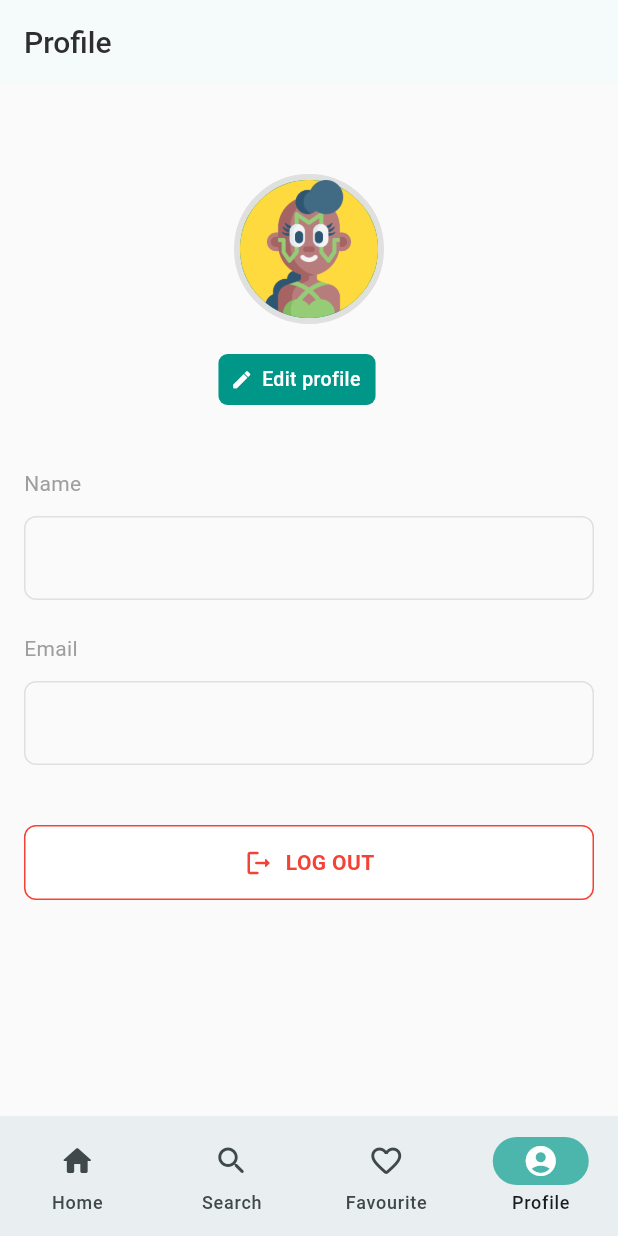
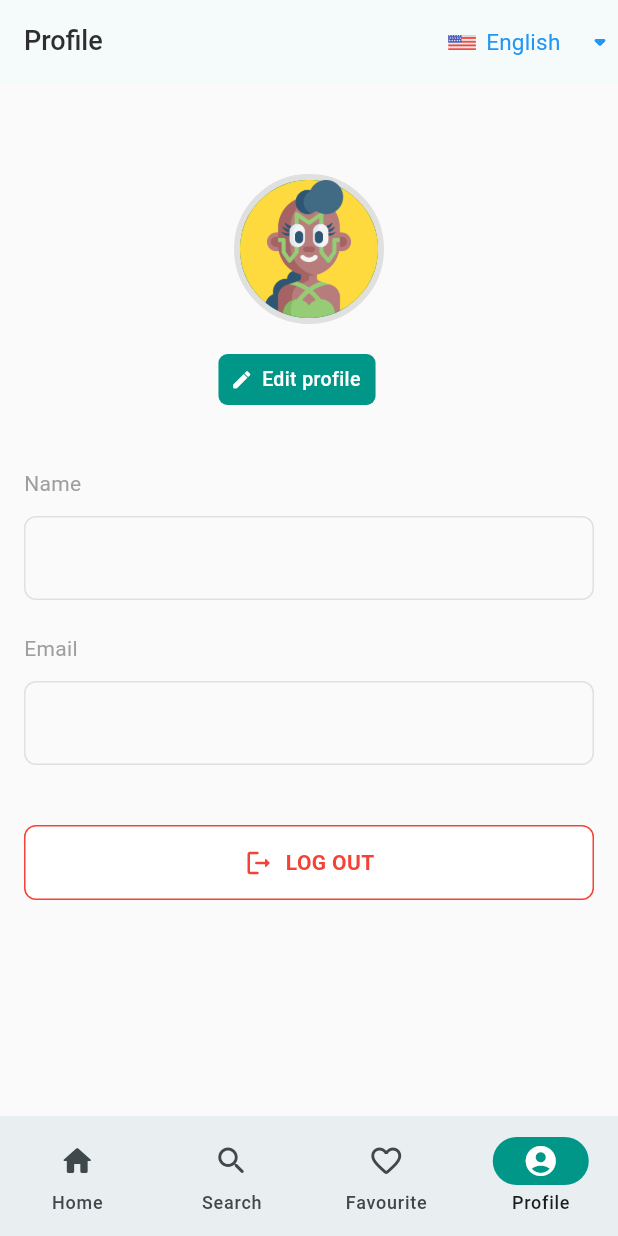
Before and after one commit to Thihasoe1/hpaan_viewpoint, a Flutter app: the screen it shows once a user with an empty profile is signed in, item 4 of the bottom bar chosen, on a phone screen of 412 x 824 dp. Run offline on Flutter 3.47's test engine with Material 3 defaults, Android fonts, the phone set to English and light mode, and no system bars; our stand-ins replace cloud_firestore, firebase_auth, firebase_core, flutter_map, geolocator, get and 6 more; missing offline and left inert: firebase_app_check; accounts and stored records are empty; Roboto replaces fonts that are missing (SF-Pro).

Commit message:
added: flutter localization

```diff
--- a/lib/main.dart
+++ b/lib/main.dart
@@ -4,9 +4,11 @@ import 'package:get/get.dart';
 import 'package:hpaan_viewpoint/binding/controller_binding.dart';
 import 'package:hpaan_viewpoint/const/const.dart';
 import 'package:hpaan_viewpoint/controller/auth_controller.dart';
+import 'package:hpaan_viewpoint/services/translation_service.dart';
 
 Future main() async {
   WidgetsFlutterBinding.ensureInitialized();
+  await TranslationService.loadSavedLocale();
   await firebaseInitialization.then((value) {
     Get.put(AuthController());
   });
@@ -15,6 +17,7 @@ Future main() async {
     androidProvider: AndroidProvider.debug, // or AndroidProvider.safetyNet
     appleProvider: AppleProvider.appAttest, // or AppleProvider.deviceCheck
   );
+
   runApp(const MyApp());
 }
 
@@ -26,6 +29,9 @@ class MyApp extends StatelessWidget {
     return GetMaterialApp(
       debugShowCheckedModeBanner: false,
       initialBinding: ControllerBinding(),
+      translations: TranslationService(),
+      locale: TranslationService.locale,
+      fallbackLocale: TranslationService.fallbackLocale,
       theme: ThemeData(
         colorScheme: ColorScheme.fromSeed(seedColor: Colors.grey.shade200),
         useMaterial3: true,
--- a/lib/pages/bottom_navigation.dart
+++ b/lib/pages/bottom_navigation.dart
@@ -1,6 +1,7 @@
 // ignore_for_file: library_private_types_in_public_api
 import 'package:flutter/material.dart';
 import 'package:flutter/services.dart';
+import 'package:get/get_utils/src/extensions/internacionalization.dart';
 import 'package:hpaan_viewpoint/pages/favourite_page/favourite_page.dart';
 import 'package:hpaan_viewpoint/pages/home_page/home_page.dart';
 import 'package:hpaan_viewpoint/pages/profile_page/profile_page.dart';
@@ -36,40 +37,40 @@ class _BottomNavBarState extends State<BottomNavBar> {
             _activePage = index;
           });
         },
-        indicatorColor: Colors.teal.shade300,
+        indicatorColor: Colors.teal.shade500,
         selectedIndex: _activePage,
-        destinations: const [
+        destinations: [
           NavigationDestination(
-            selectedIcon: Icon(
+            selectedIcon: const Icon(
               Icons.home_rounded,
               color: Colors.white,
             ),
-            icon: Icon(Icons.home_rounded),
-            label: 'Home',
+            icon: const Icon(Icons.home_rounded),
+            label: 'home'.tr,
           ),
           NavigationDestination(
-            selectedIcon: Icon(
+            selectedIcon: const Icon(
               Icons.search_outlined,
               color: Colors.white,
             ),
-            icon: Icon(Icons.search_rounded),
-            label: 'Search',
+            icon: const Icon(Icons.search_rounded),
+            label: 'search'.tr,
           ),
           NavigationDestination(
-            selectedIcon: Icon(
+            selectedIcon: const Icon(
               Icons.favorite_rounded,
               color: Colors.white,
             ),
-            icon: Icon(Icons.favorite_outline_rounded),
-            label: 'Favourite',
+            icon: const Icon(Icons.favorite_outline_rounded),
+            label: 'favourite'.tr,
           ),
           NavigationDestination(
-            selectedIcon: Icon(
+            selectedIcon: const Icon(
               Icons.account_circle_rounded,
               color: Colors.white,
             ),
-            icon: Icon(Icons.account_circle_outlined),
-            label: 'Profile',
+            icon: const Icon(Icons.account_circle_outlined),
+            label: 'profile'.tr,
           ),
         ],
       ),
--- a/lib/pages/home_page/home_page.dart
+++ b/lib/pages/home_page/home_page.dart
@@ -43,6 +43,7 @@ class _HomePageState extends State<HomePage> {
     return CustomFadeInAnimation(
       child: Scaffold(
         backgroundColor: const Color.fromRGBO(250, 250, 250, 1),
+        //backgroundColor: const Color(0xFFF1F2F4),
         body: SingleChildScrollView(
           child: Column(
             crossAxisAlignment: CrossAxisAlignment.start,
--- a/lib/pages/profile_page/profile_page.dart
+++ b/lib/pages/profile_page/profile_page.dart
@@ -6,6 +6,8 @@ import 'package:hpaan_viewpoint/components/custom_text.dart';
 import 'package:hpaan_viewpoint/const/const.dart';
 import 'package:hpaan_viewpoint/pages/auth/login_page.dart';
 import 'package:hpaan_viewpoint/pages/widgets/scale_tapper.dart';
+
+import '../../services/translation_service.dart';
 
 class ProfilePage extends StatelessWidget {
   const ProfilePage({super.key});
@@ -27,6 +29,20 @@ class _ProfileBodyState extends State<ProfileBody> {
   String userName = "";
 
   final userCollection = FirebaseFirestore.instance.collection("Users");
+  String? selectedLanguage = 'English';
+
+  @override
+  void initState() {
+    super.initState();
+    selectedLanguage = getSelectedLanguageFromLocale(Get.locale);
+  }
+
+  String getSelectedLanguageFromLocale(Locale? locale) {
+    if (locale == const Locale('my', 'MM')) {
+      return 'Myanmar';
+    }
+    return 'English';
+  }
 
   @override
   Widget build(BuildContext context) {
@@ -37,7 +53,7 @@ class _ProfileBodyState extends State<ProfileBody> {
         appBar: AppBar(
           automaticallyImplyLeading: false,
           title: CustomText(
-            text: "Profile",
+            text: "Profile".tr,
             fontFamily: "SF-Pro",
             fontSize: 20,
             fontWeight: FontWeight.w500,
@@ -97,11 +113,56 @@ class _ProfileBodyState extends State<ProfileBody> {
       backgroundColor: const Color.fromRGBO(250, 250, 250, 1),
       appBar: AppBar(
         title: CustomText(
-          text: "Profile",
+          text: "profile".tr,
           fontFamily: "SF-Pro",
-          fontSize: 20,
+          fontSize: 18,
           fontWeight: FontWeight.w500,
         ),
+        actions: [
+          DropdownButton<String>(
+            value: selectedLanguage,
+            padding: EdgeInsets.zero,
+            onChanged: (String? newValue) {
+              setState(() {
+                selectedLanguage = newValue;
+                TranslationService.changeLocale(newValue!);
+              });
+            },
+            items: TranslationService.langs.map((String language) {
+              return DropdownMenuItem<String>(
+                value: language,
+                child: Row(
+                  children: [
+                    //const Icon(Icons.translate, size: 18,color: Colors.blue,),
+                    SizedBox(
+                      width: 20,
+                      height: 10,
+                      child: Image.asset(
+                        TranslationService.getFlagImage(language),
+                        fit: BoxFit.cover,
+                      ),
+                    ),
+                    const SizedBox(width: 6),
+                    CustomText(
+                      text: language,
+                      fontFamily: "SF-Pro",
+                      fontSize: 15,
+                      fontWeight: FontWeight.w400,
+                      color: Colors.blue,
+                    ),
+                  ],
+                ),
+              );
+            }).toList(),
+            icon: const Icon(
+              Icons.arrow_drop_down_rounded,
+              size: 24,
+              color: Colors.blue,
+            ),
+            iconSize: 42,
+            underline: const SizedBox(),
+          ),
+        ],
       ),
       body: SingleChildScrollView(
         child: StreamBuilder<DocumentSnapshot>(
@@ -111,8 +172,6 @@ class _ProfileBodyState extends State<ProfileBody> {
                 .snapshots(),
             builder: (context, snapshot) {
               if (snapshot.hasData) {
-
-
                 final userData = snapshot.data?.data() as Map<String, dynamic>;
                 TextEditingController nameController =
                     TextEditingController(text: userData['name']);
--- /dev/null
+++ b/lib/services/translation_service.dart
@@ -0,0 +1,71 @@
+import 'package:get/get.dart';
+import 'package:flutter/material.dart';
+import 'package:shared_preferences/shared_preferences.dart';
+
+class TranslationService extends Translations {
+  // Supported languages
+  static final langs = ['English', 'Myanmar'];
+
+  // Supported locales
+  static final locales = [
+    Locale('en', 'US'),
+    Locale('my', 'MM'),
+  ];
+
+  // Default locale
+  static final locale = Locale('en', 'US');
+
+  // Fallback locale in case something goes wrong
+  static final fallbackLocale = Locale('en', 'US');
+
+  @override
+  Map<String, Map<String, String>> get keys => {
+    'en_US': {
+      'profile': 'Profile',
+      'home': 'Home',
+      'search': 'Search',
+      'favourite': 'Favourite',
+    },
+    'my_MM': {
+      'profile': 'ကိုယ်ရေးအကျဉ်း',
+      'home': 'ပင်မစာမျက်နှာ',
+      'search': 'ရှာဖွေရန်',
+      'favourite': 'အကြိုက်ဆုံး',
+    },
+  };
+
+  static String getFlagImage(String language) {
+    switch (language) {
+      case 'Myanmar':
+        return 'assets/images/myanmar_flag.png';
+      case 'English':
+      default:
+        return 'assets/images/us_flag.png';
+    }
+  }
+
+  // Get locale from the language
+  static Locale? getLocaleFromLanguage(String language) {
+    for (int i = 0; i < langs.length; i++) {
+      if (language == langs[i]) return locales[i];
+    }
+    return Get.locale;
+  }
+
+  static Future<void> changeLocale(String language) async {
+    final locale = getLocaleFromLanguage(language);
+    Get.updateLocale(locale!);
+    SharedPreferences prefs = await SharedPreferences.getInstance();
+    await prefs.setString('selectedLanguage', language);
+  }
+
+  static Future<void> loadSavedLocale() async {
+    SharedPreferences prefs = await SharedPreferences.getInstance();
+    String? savedLanguage = prefs.getString('selectedLanguage');
+    debugPrint("selected language =====> $savedLanguage");
+    if (savedLanguage != null) {
+      final locale = getLocaleFromLanguage(savedLanguage);
+      Get.updateLocale(locale!);
+    }
+  }
+}
--- a/pubspec.yaml
+++ b/pubspec.yaml
@@ -56,6 +56,7 @@ dependencies:
   flutter_launcher_icons: ^0.13.1
   shimmer: ^3.0.0
   super_tooltip: ^2.0.8
+  shared_preferences: ^2.3.2
 
 dev_dependencies:
   flutter_test:
```
Also changed, not shown: assets/images/myanmar_flag.png (added), assets/images/us_flag.png (added), pubspec.lock.
